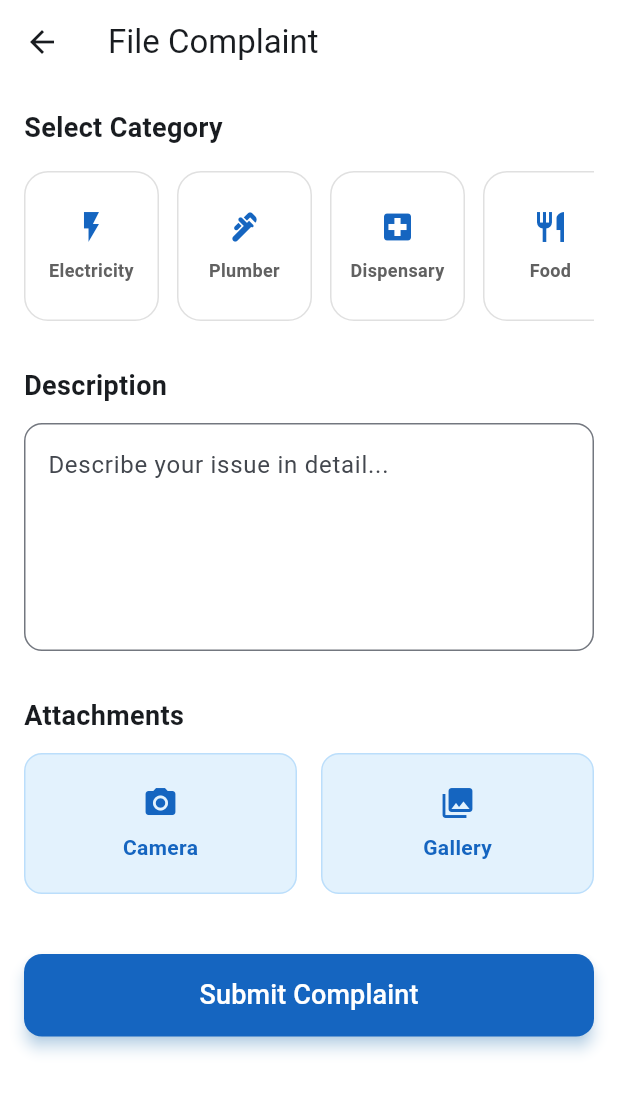
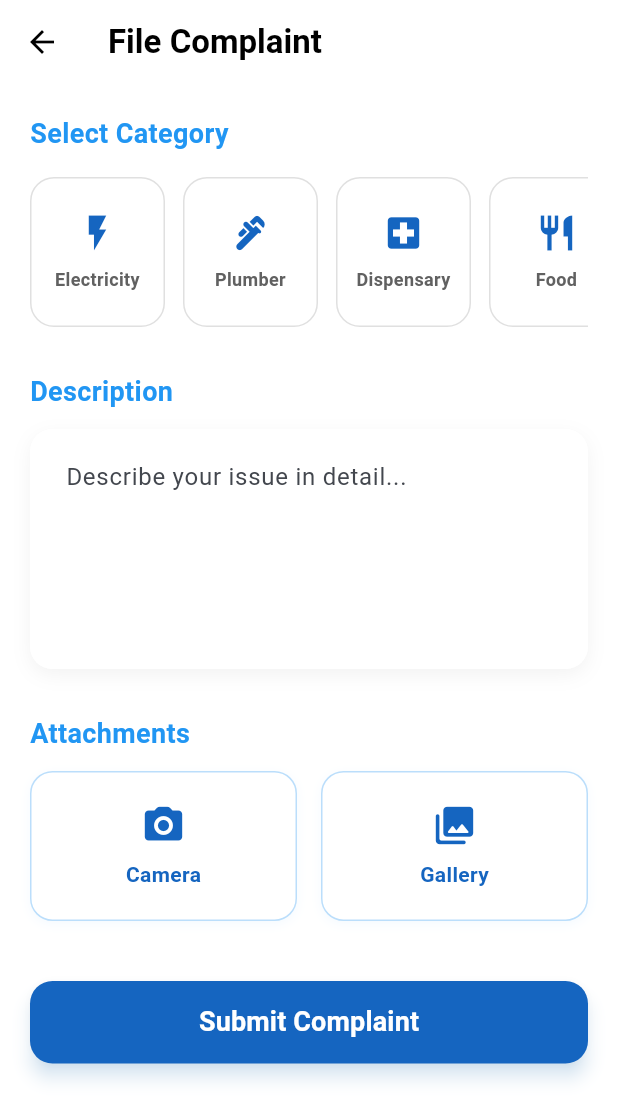
Before and after one commit to balnavroop1212/greivance_project, a Flutter app: the HomePage screen opened directly, after a tap on "File a Complaint", on a phone screen of 412 x 824 dp. Shown: the top 1120 px of the screen. Run offline on Flutter 3.47's test engine with Material 3 defaults, Android fonts, the phone set to English and light mode, and no system bars; our stand-ins replace cloud_firestore, firebase_core, firebase_storage, image_picker, shared_preferences; accounts and stored records are empty.

Commit message:
fixed bugs in camera functionality

```diff
--- a/lib/screens/complaint.dart
+++ b/lib/screens/complaint.dart
@@ -1,5 +1,9 @@
+import 'dart:io';
 import 'package:flutter/material.dart';
 import 'package:cloud_firestore/cloud_firestore.dart';
+import 'package:firebase_storage/firebase_storage.dart';
+import 'package:image_picker/image_picker.dart';
+import 'package:shared_preferences/shared_preferences.dart';
 
 class ComplaintScreen extends StatefulWidget {
   final String phone;
@@ -14,6 +18,9 @@ class _ComplaintScreenState extends State<ComplaintScreen> {
   String? selectedCategoryName;
   String? selectedSubCategory;
   bool _isSubmitting = false;
+  bool _isPickingImage = false;
+  File? _image;
+  final ImagePicker _picker = ImagePicker();
 
   final List<Map<String, dynamic>> categories = [
     {
@@ -57,7 +64,7 @@ class _ComplaintScreenState extends State<ComplaintScreen> {
         'Staff misbehaviour',
         'Expired medicines',
         'Emergency response delay',
-        'Cleanlines issue',
+        'Cleanliness issue',
       ]
     },
     {
@@ -95,31 +102,119 @@ class _ComplaintScreenState extends State<ComplaintScreen> {
 
   List<String> _currentSubCategories = [];
 
+  @override
+  void initState() {
+    super.initState();
+    _loadDraft();
+    _handleLostData();
+
+    _descriptionController.addListener(() {
+      _saveDraft();
+    });
+  }
+
+  Future<void> _handleLostData() async {
+    if (Platform.isAndroid) {
+      final LostDataResponse response = await _picker.retrieveLostData();
+      if (response.isEmpty) return;
+      if (response.file != null) {
+        setState(() {
+          _image = File(response.file!.path);
+        });
+      }
+    }
+  }
+
+  Future<void> _saveDraft() async {
+    final prefs = await SharedPreferences.getInstance();
+    await prefs.setString('draft_desc', _descriptionController.text);
+    if (selectedCategoryName != null) {
+      await prefs.setString('draft_cat', selectedCategoryName!);
+    }
+    if (selectedSubCategory != null) {
+      await prefs.setString('draft_subcat', selectedSubCategory!);
+    }
+    await prefs.setBool('is_filing_complaint', true);
+  }
+
+  Future<void> _loadDraft() async {
+    final prefs = await SharedPreferences.getInstance();
+    final String? savedDesc = prefs.getString('draft_desc');
+    final String? savedCat = prefs.getString('draft_cat');
+    final String? savedSubCat = prefs.getString('draft_subcat');
+
+    setState(() {
+      if (savedDesc != null) _descriptionController.text = savedDesc;
+      if (savedCat != null) {
+        selectedCategoryName = savedCat;
+        final category = categories.firstWhere(
+          (c) => c['name'] == savedCat,
+          orElse: () => {},
+        );
+        if (category.isNotEmpty) {
+          _currentSubCategories = List<String>.from(category['subCategories'] ?? []);
+        }
+      }
+      selectedSubCategory = savedSubCat;
+    });
+  }
+
+  Future<void> _clearDraft() async {
+    final prefs = await SharedPreferences.getInstance();
+    await prefs.remove('draft_desc');
+    await prefs.remove('draft_cat');
+    await prefs.remove('draft_subcat');
+    await prefs.remove('is_filing_complaint');
+  }
+
+  Future<void> _pickImage(ImageSource source) async {
+    if (_isPickingImage) return;
+    setState(() => _isPickingImage = true);
+
+    try {
+      final XFile? pickedFile = await _picker.pickImage(
+        source: source,
+        maxWidth: 1024,
+        maxHeight: 1024,
+        imageQuality: 80,
+      );
+
+      if (pickedFile != null) {
+        setState(() {
+          _image = File(pickedFile.path);
+        });
+      }
+    } catch (e) {
+      debugPrint('Error picking image: $e');
+    } finally {
+      setState(() => _isPickingImage = false);
+    }
+  }
+
   Future<void> _submitGrievance() async {
+    final scaffoldMessenger = ScaffoldMessenger.of(context);
+    final navigator = Navigator.of(context);
+
     if (selectedCategoryName == null) {
-      ScaffoldMessenger.of(context).showSnackBar(
-        const SnackBar(content: Text('Please select a category')),
-      );
-      return;
-    }
-    if (_currentSubCategories.isNotEmpty && selectedSubCategory == null) {
-      ScaffoldMessenger.of(context).showSnackBar(
-        const SnackBar(content: Text('Please select a sub-category')),
-      );
+      scaffoldMessenger.showSnackBar(const SnackBar(content: Text('Please select a category')));
       return;
     }
     if (_descriptionController.text.trim().isEmpty) {
-      ScaffoldMessenger.of(context).showSnackBar(
-        const SnackBar(content: Text('Please enter a description')),
-      );
+      scaffoldMessenger.showSnackBar(const SnackBar(content: Text('Please enter a description')));
       return;
     }
 
-    setState(() {
-      _isSubmitting = true;
-    });
+    setState(() { _isSubmitting = true; });
 
     try {
+      String? imageUrl;
+      if (_image != null) {
+        String fileName = 'complaint_${DateTime.now().millisecondsSinceEpoch}.jpg';
+        Reference ref = FirebaseStorage.instance.ref().child('complaints').child(fileName);
+        await ref.putFile(_image!);
+        imageUrl = await ref.getDownloadURL();
+      }
+
       await FirebaseFirestore.instance.collection('grievances').add({
         'category': selectedCategoryName,
         'subCategory': selectedSubCategory,
@@ -127,40 +222,43 @@ class _ComplaintScreenState extends State<ComplaintScreen> {
         'userId': widget.phone,
         'status': 'Pending',
         'timestamp': FieldValue.serverTimestamp(),
+        'imageUrl': imageUrl,
       });
 
+      await _clearDraft();
+
       if (mounted) {
-        ScaffoldMessenger.of(context).showSnackBar(
-          const SnackBar(content: Text('Grievance submitted successfully!')),
+        scaffoldMessenger.showSnackBar(
+          const SnackBar(content: Text('Complaint submitted successfully!'), backgroundColor: Colors.green),
         );
-        Navigator.pop(context);
+        navigator.pop();
       }
     } catch (e) {
       if (mounted) {
-        ScaffoldMessenger.of(context).showSnackBar(
-          SnackBar(content: Text('Error submitting grievance: $e')),
-        );
+        scaffoldMessenger.showSnackBar(SnackBar(content: Text('Error: $e'), backgroundColor: Colors.red));
       }
     } finally {
-      if (mounted) {
-        setState(() {
-          _isSubmitting = false;
-        });
-      }
+      if (mounted) { setState(() { _isSubmitting = false; }); }
     }
   }
 
   @override
   Widget build(BuildContext context) {
     return Scaffold(
-      appBar: AppBar(title: const Text('File Complaint')),
+      backgroundColor: Colors.white,
+      appBar: AppBar(
+        title: const Text('File Complaint', style: TextStyle(fontWeight: FontWeight.bold)),
+        backgroundColor: Colors.white,
+        elevation: 0,
+        iconTheme: const IconThemeData(color: Colors.black),
+      ),
       body: SingleChildScrollView(
         child: Padding(
-          padding: const EdgeInsets.all(16.0),
+          padding: const EdgeInsets.all(20.0),
           child: Column(
             crossAxisAlignment: CrossAxisAlignment.start,
             children: [
-              const Text('Select Category', style: TextStyle(fontSize: 18, fontWeight: FontWeight.bold)),
+              const Text('Select Category', style: TextStyle(fontSize: 18, fontWeight: FontWeight.bold, color: Colors.blue)),
               const SizedBox(height: 16),
               SizedBox(
                 height: 100,
@@ -174,9 +272,10 @@ class _ComplaintScreenState extends State<ComplaintScreen> {
                       onTap: () {
                         setState(() {
                           selectedCategoryName = category['name'];
-                          selectedSubCategory = null; // Reset sub-category
+                          selectedSubCategory = null;
                           _currentSubCategories = List<String>.from(category['subCategories'] ?? []);
                         });
+                        _saveDraft();
                       },
                       child: Container(
                         width: 90,
@@ -184,30 +283,15 @@ class _ComplaintScreenState extends State<ComplaintScreen> {
                         decoration: BoxDecoration(
                           color: isSelected ? Colors.blue.shade800 : Colors.white,
                           borderRadius: BorderRadius.circular(16),
-                          border: Border.all(
-                            color: isSelected ? Colors.blue.shade800 : Colors.grey.shade300,
-                          ),
-                          boxShadow: isSelected
-                              ? [BoxShadow(color: Colors.blue.withOpacity(0.3), blurRadius: 8, offset: const Offset(0, 4))]
-                              : [],
+                          border: Border.all(color: isSelected ? Colors.blue.shade800 : Colors.grey.shade300),
+                          boxShadow: isSelected ? [BoxShadow(color: Colors.blue.withValues(alpha: 0.3), blurRadius: 8, offset: const Offset(0, 4))] : [],
                         ),
                         child: Column(
                           mainAxisAlignment: MainAxisAlignment.center,
                           children: [
-                            Icon(
-                              category['icon'],
-                              color: isSelected ? Colors.white : Colors.blue.shade800,
-                            ),
+                            Icon(category['icon'], color: isSelected ? Colors.white : Colors.blue.shade800, size: 28),
                             const SizedBox(height: 8),
-                            Text(
-                              category['name'],
-                              textAlign: TextAlign.center,
-                              style: TextStyle(
-                                fontSize: 12,
-                                fontWeight: FontWeight.bold,
-                                color: isSelected ? Colors.white : Colors.grey.shade700,
-                              ),
-                            ),
+                            Text(category['name'], textAlign: TextAlign.center, style: TextStyle(fontSize: 12, fontWeight: FontWeight.bold, color: isSelected ? Colors.white : Colors.grey.shade700)),
                           ],
                         ),
                       ),
@@ -216,66 +300,32 @@ class _ComplaintScreenState extends State<ComplaintScreen> {
                 ),
               ),
 
-              if (_currentSubCategories.isNotEmpty)
-                Column(
-                  crossAxisAlignment: CrossAxisAlignment.start,
-                  children: [
-                    const SizedBox(height: 24),
-                    const Text('Select Sub-Category', style: TextStyle(fontSize: 18, fontWeight: FontWeight.bold)),
+              if (_currentSubCategories.isNotEmpty) ...[
+                const SizedBox(height: 30),
+                const Text('Select Sub-Category', style: TextStyle(fontSize: 18, fontWeight: FontWeight.bold, color: Colors.blue)),
                 const SizedBox(height: 12),
                 Column(
-                      crossAxisAlignment: CrossAxisAlignment.stretch,
-                      children: _currentSubCategories.map((subCategory) {
-                        final isSelected = selectedSubCategory == subCategory;
+                  children: _currentSubCategories.map((sub) {
+                    final isSelected = selectedSubCategory == sub;
                     return GestureDetector(
                       onTap: () {
-                            setState(() {
-                              selectedSubCategory = subCategory;
-                            });
+                        setState(() => selectedSubCategory = sub);
+                        _saveDraft();
                       },
                       child: Container(
-                            margin: const EdgeInsets.only(bottom: 12.0),
-                            padding: const EdgeInsets.symmetric(vertical: 12.0, horizontal: 20.0),
+                        margin: const EdgeInsets.only(bottom: 10),
+                        padding: const EdgeInsets.symmetric(horizontal: 20, vertical: 15),
                         decoration: BoxDecoration(
                           color: isSelected ? Colors.blue.shade800 : Colors.white,
                           borderRadius: BorderRadius.circular(12),
-                              border: Border.all(
-                                color: isSelected ? Colors.blue.shade800 : Colors.grey.shade300,
-                              ),
-                              boxShadow: isSelected
-                                  ? [
-                                      BoxShadow(
-                                        color: Colors.blue.withOpacity(0.3),
-                                        blurRadius: 8,
-                                        offset: const Offset(0, 4),
-                                      )
-                                    ]
-                                  : [
-                                      BoxShadow(
-                                        color: Colors.black.withOpacity(0.05),
-                                        blurRadius: 5,
-                                        offset: const Offset(0, 2),
-                                      )
-                                    ],
+                          border: Border.all(color: isSelected ? Colors.blue.shade800 : Colors.grey.shade300),
+                          boxShadow: [BoxShadow(color: Colors.black.withValues(alpha: 0.05), blurRadius: 5, offset: const Offset(0, 2))],
                         ),
                         child: Row(
                           mainAxisAlignment: MainAxisAlignment.spaceBetween,
                           children: [
-                                Expanded(
-                                  child: Text(
-                                    subCategory,
-                                    style: TextStyle(
-                                      fontSize: 16,
-                                      fontWeight: FontWeight.bold,
-                                      color: isSelected ? Colors.white : Colors.grey.shade800,
-                                    ),
-                                  ),
-                                ),
-                                Icon(
-                                  Icons.arrow_forward_ios,
-                                  size: 16,
-                                  color: isSelected ? Colors.white : Colors.grey.shade400,
-                                ),
+                            Text(sub, style: TextStyle(fontSize: 15, fontWeight: FontWeight.w600, color: isSelected ? Colors.white : Colors.grey.shade800)),
+                            if (isSelected) const Icon(Icons.check_circle, color: Colors.white, size: 20),
                           ],
                         ),
                       ),
@@ -283,47 +333,79 @@ class _ComplaintScreenState extends State<ComplaintScreen> {
                   }).toList(),
                 ),
               ],
+
+              const SizedBox(height: 30),
+              const Text('Description', style: TextStyle(fontSize: 18, fontWeight: FontWeight.bold, color: Colors.blue)),
+              const SizedBox(height: 12),
+              Container(
+                decoration: BoxDecoration(
+                  color: Colors.white,
+                  borderRadius: BorderRadius.circular(15),
+                  boxShadow: [BoxShadow(color: Colors.black.withValues(alpha: 0.05), blurRadius: 10, offset: const Offset(0, 4))],
+                ),
+                child: TextField(
+                  controller: _descriptionController,
+                  maxLines: 5,
+                  decoration: InputDecoration(
+                    hintText: 'Describe your issue in detail...',
+                    border: OutlineInputBorder(borderRadius: BorderRadius.circular(15), borderSide: BorderSide.none),
+                    contentPadding: const EdgeInsets.all(20),
+                    filled: true,
+                    fillColor: Colors.white,
+                  ),
+                ),
               ),
 
               const SizedBox(height: 30),
-              const Text('Description', style: TextStyle(fontSize: 18, fontWeight: FontWeight.bold)),
-              const SizedBox(height: 12),
-              TextField(
-                controller: _descriptionController,
-                maxLines: 5,
-                decoration: const InputDecoration(
-                  hintText: 'Describe your issue in detail...',
-                  border: OutlineInputBorder(borderRadius: BorderRadius.all(Radius.circular(12))),
-                ),
-              ),
-              const SizedBox(height: 30),
-              const Text('Attachments', style: TextStyle(fontSize: 18, fontWeight: FontWeight.bold)),
+              const Text('Attachments', style: TextStyle(fontSize: 18, fontWeight: FontWeight.bold, color: Colors.blue)),
               const SizedBox(height: 12),
               Row(
                 children: [
-                  _buildAttachmentButton(
-                    icon: Icons.camera_alt,
-                    label: 'Camera',
-                    onTap: () {},
+                  _buildAttachmentButton(icon: Icons.camera_alt_rounded, label: 'Camera', onTap: () => _pickImage(ImageSource.camera)),
+                  const SizedBox(width: 16),
+                  _buildAttachmentButton(icon: Icons.photo_library_rounded, label: 'Gallery', onTap: () => _pickImage(ImageSource.gallery)),
+                ],
               ),
-                  const SizedBox(width: 16),
-                  _buildAttachmentButton(
-                    icon: Icons.photo_library,
-                    label: 'Gallery',
-                    onTap: () {},
+
+              if (_image != null) ...[
+                const SizedBox(height: 20),
+                Stack(
+                  children: [
+                    Container(
+                      height: 200,
+                      width: double.infinity,
+                      decoration: BoxDecoration(
+                        borderRadius: BorderRadius.circular(15),
+                        boxShadow: [BoxShadow(color: Colors.black.withValues(alpha: 0.1), blurRadius: 10, offset: const Offset(0, 5))],
+                        image: DecorationImage(image: FileImage(_image!), fit: BoxFit.cover),
+                      ),
+                    ),
+                    Positioned(
+                      top: 10,
+                      right: 10,
+                      child: GestureDetector(
+                        onTap: () => setState(() { _image = null; }),
+                        child: const CircleAvatar(backgroundColor: Colors.black54, radius: 18, child: Icon(Icons.close, color: Colors.white, size: 20)),
+                      ),
                     ),
                   ],
                 ),
+              ],
+
               const SizedBox(height: 40),
-              ElevatedButton(
+              SizedBox(
+                width: double.infinity,
+                height: 55,
+                child: ElevatedButton(
                   onPressed: _isSubmitting ? null : _submitGrievance,
                   style: ElevatedButton.styleFrom(
-                  minimumSize: const Size.fromHeight(55),
-                  elevation: 4,
+                    backgroundColor: Colors.blue.shade800,
+                    foregroundColor: Colors.white,
+                    shape: RoundedRectangleBorder(borderRadius: BorderRadius.circular(15)),
+                    elevation: 5,
                   ),
-                child: _isSubmitting
-                    ? const CircularProgressIndicator(color: Colors.white)
-                    : const Text('Submit Complaint', style: TextStyle(fontSize: 18)),
+                  child: _isSubmitting ? const CircularProgressIndicator(color: Colors.white) : const Text('Submit Complaint', style: TextStyle(fontSize: 18, fontWeight: FontWeight.bold)),
+                ),
               ),
             ],
           ),
@@ -335,17 +417,19 @@ class _ComplaintScreenState extends State<ComplaintScreen> {
   Widget _buildAttachmentButton({required IconData icon, required String label, required VoidCallback onTap}) {
     return Expanded(
       child: InkWell(
-        onTap: onTap,
+        onTap: _isPickingImage ? null : onTap,
+        borderRadius: BorderRadius.circular(15),
         child: Container(
           padding: const EdgeInsets.symmetric(vertical: 20),
           decoration: BoxDecoration(
-            color: Colors.blue.shade50,
-            borderRadius: BorderRadius.circular(12),
+            color: Colors.white,
+            borderRadius: BorderRadius.circular(15),
             border: Border.all(color: Colors.blue.shade100),
+            boxShadow: [BoxShadow(color: Colors.blue.withValues(alpha: 0.05), blurRadius: 5, offset: const Offset(0, 2))],
           ),
           child: Column(
             children: [
-              Icon(icon, color: Colors.blue.shade800),
+              Icon(icon, color: Colors.blue.shade800, size: 30),
               const SizedBox(height: 8),
               Text(label, style: TextStyle(color: Colors.blue.shade800, fontWeight: FontWeight.bold)),
             ],
--- a/lib/screens/home_page.dart
+++ b/lib/screens/home_page.dart
@@ -13,7 +13,7 @@ class HomePage extends StatelessWidget {
   @override
   Widget build(BuildContext context) {
     return Scaffold(
-      backgroundColor: Colors.grey[100],
+      backgroundColor: Colors.white,
       appBar: AppBar(
         title: const Text('Home', style: TextStyle(fontWeight: FontWeight.bold)),
         backgroundColor: Colors.white,
@@ -50,7 +50,7 @@ class HomePage extends StatelessWidget {
                   borderRadius: BorderRadius.circular(20),
                   boxShadow: [
                     BoxShadow(
-                      color: Colors.blue.withOpacity(0.3),
+                      color: Colors.blue.withValues(alpha: 0.3),
                       blurRadius: 10,
                       offset: const Offset(0, 5),
                     ),
@@ -141,17 +141,18 @@ class HomePage extends StatelessWidget {
       {required String title, required String subtitle, required IconData icon, required VoidCallback onTap}) {
     return Container(
       decoration: BoxDecoration(
+        color: Colors.white,
         borderRadius: BorderRadius.circular(16),
         boxShadow: [
           BoxShadow(
-            color: Colors.black.withOpacity(0.05),
+            color: Colors.black.withValues(alpha: 0.05),
             blurRadius: 10,
             offset: const Offset(0, 4),
           ),
         ],
       ),
       child: Material(
-        color: Colors.white,
+        color: Colors.transparent,
         borderRadius: BorderRadius.circular(16),
         child: InkWell(
           borderRadius: BorderRadius.circular(16),
--- a/lib/screens/suggestions_page.dart
+++ b/lib/screens/suggestions_page.dart
@@ -64,7 +64,7 @@ class _SuggestionsPageState extends State<SuggestionsPage> {
   @override
   Widget build(BuildContext context) {
     return Scaffold(
-      backgroundColor: Colors.grey[100],
+      backgroundColor: Colors.white,
       appBar: AppBar(
         title: const Text(
           "Suggestions",
@@ -106,7 +106,7 @@ class _SuggestionsPageState extends State<SuggestionsPage> {
                       borderRadius: BorderRadius.circular(15),
                       boxShadow: [
                         BoxShadow(
-                          color: Colors.black.withOpacity(0.05),
+                          color: Colors.black.withValues(alpha: 0.05),
                           blurRadius: 10,
                           offset: const Offset(0, 4),
                         ),
@@ -146,7 +146,7 @@ class _SuggestionsPageState extends State<SuggestionsPage> {
                           borderRadius: BorderRadius.circular(15),
                         ),
                         elevation: 5,
-                        shadowColor: Colors.blue.withOpacity(0.3),
+                        shadowColor: Colors.blue.withValues(alpha: 0.3),
                       ),
                       child: _isSubmitting
                           ? const CircularProgressIndicator(color: Colors.white)
```
Also changed, not shown: lib/main.dart (+10 -3 lines), pubspec.yaml (+9 -72 lines), pubspec.lock, 5 other files. Lines whose indentation alone changed are shown as unchanged.
